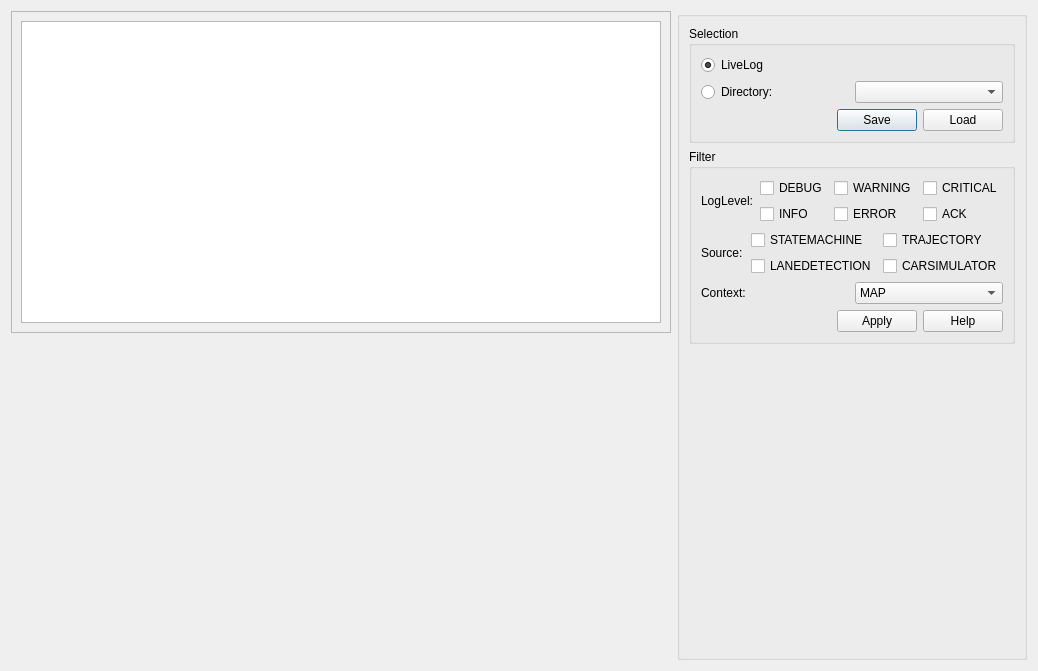
First picture: the form in src/dialog_log_analyzer.ui, repository melegiul/adtf-remote, before the edit.
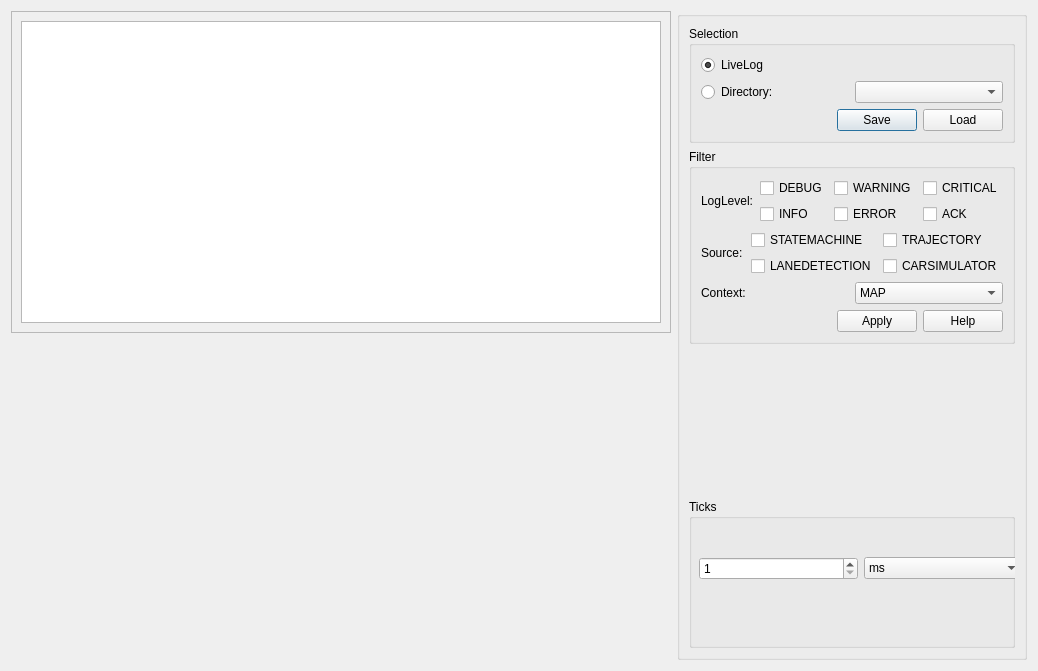
Second picture: the form after the edit.

Commit message: [R-07][In-Progress] fix problems with livelog and add variable ticks

The edit to the form file:
```diff
--- a/src/dialog_log_analyzer.ui
+++ b/src/dialog_log_analyzer.ui
@@ -339,6 +339,65 @@
         </property>
        </spacer>
       </item>
+      <item>
+       <widget class="QGroupBox" name="groupBox_4">
+        <property name="sizePolicy">
+         <sizepolicy hsizetype="Preferred" vsizetype="Expanding">
+          <horstretch>0</horstretch>
+          <verstretch>0</verstretch>
+         </sizepolicy>
+        </property>
+        <property name="title">
+         <string>Ticks</string>
+        </property>
+        <widget class="QWidget" name="gridLayoutWidget">
+         <property name="geometry">
+          <rect>
+           <x>10</x>
+           <y>30</y>
+           <width>324</width>
+           <height>80</height>
+          </rect>
+         </property>
+         <layout class="QGridLayout" name="gridLayout_3">
+          <item row="0" column="1">
+           <widget class="QComboBox" name="comboBox_3">
+            <item>
+             <property name="text">
+              <string>ms</string>
+             </property>
+            </item>
+            <item>
+             <property name="text">
+              <string>s</string>
+             </property>
+            </item>
+            <item>
+             <property name="text">
+              <string>min</string>
+             </property>
+            </item>
+            <item>
+             <property name="text">
+              <string/>
+             </property>
+            </item>
+           </widget>
+          </item>
+          <item row="0" column="0">
+           <widget class="QSpinBox" name="spinBox">
+            <property name="minimum">
+             <number>1</number>
+            </property>
+            <property name="maximum">
+             <number>999</number>
+            </property>
+           </widget>
+          </item>
+         </layout>
+        </widget>
+       </widget>
+      </item>
      </layout>
     </widget>
    </item>
```
The commit also changes 2 other files.
